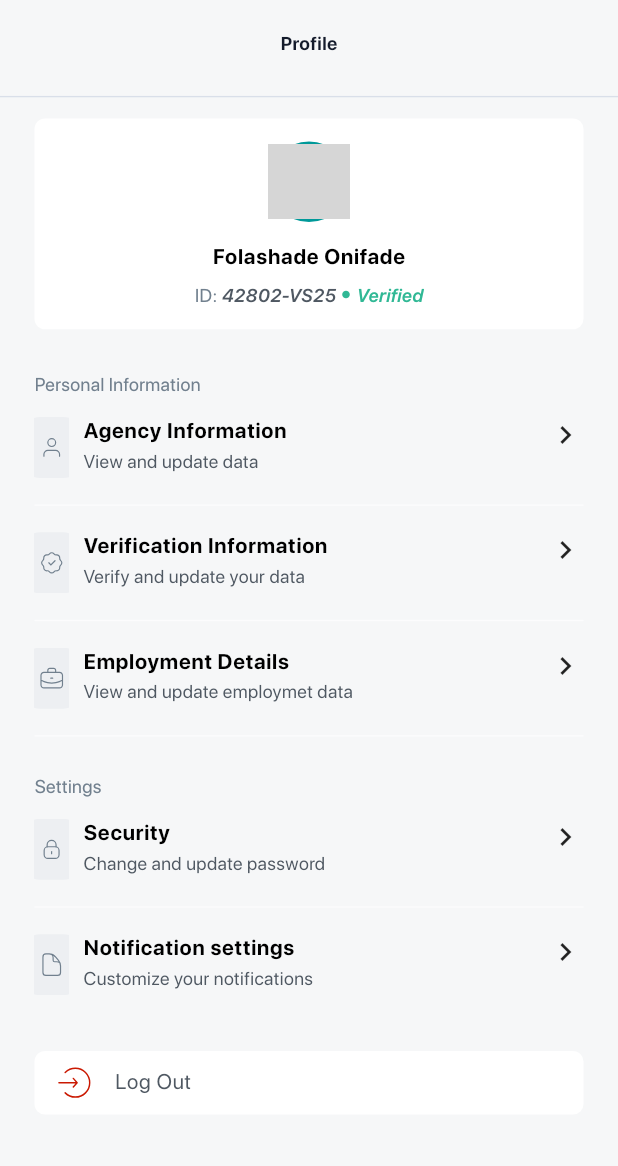
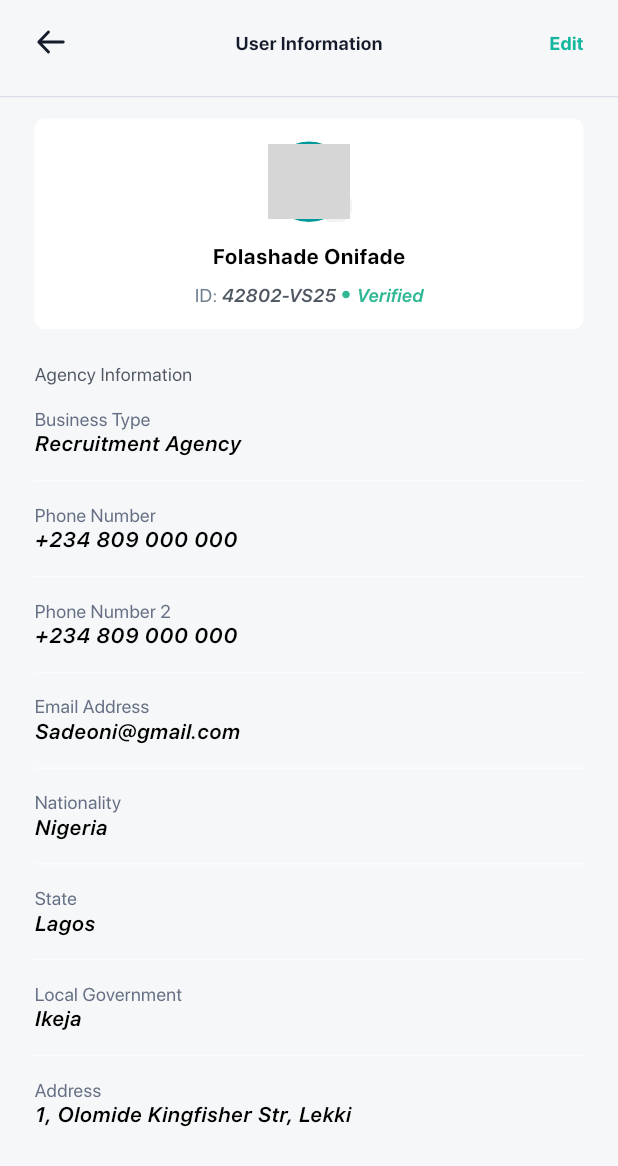
Before and after one commit to Damoscky/verifysafe-mobile, a Flutter app: the Profile screen opened directly, after a tap on "Agency Information", on a phone screen of 412 x 824 dp. Shown: the top 1166 px of the screen. Run offline on Flutter 3.47's test engine with Material 3 defaults, Android fonts, the phone set to English and light mode, and no system bars; our stand-ins replace animate_do, another_flushbar, cached_network_image, card_swiper, dio, file_picker and 22 more; missing offline and left inert: image_gallery_saver_plus, local_auth_android, local_auth_darwin, webview_flutter_android, webview_flutter_wkwebview; accounts and stored records are empty; network calls fail; project files that could hold a hidden picture were left out; grey boxes are pictures that could not be loaded.

Commit message:
UI CONVERSIONS: - show id - verification info screen - view employment details - view user information

```diff
--- a/lib/core/constants/app_asset.dart
+++ b/lib/core/constants/app_asset.dart
@@ -78,6 +78,9 @@ class AppAsset {
   static const String check2 = '$_iconDirectory/check_2.svg';
   static const String calendar = '$_iconDirectory/calendar.svg';
   static const String delete = '$_iconDirectory/delete.svg';
+  static const String capture = '$_iconDirectory/capture.svg';
+  static const String verifysafe = '$_iconDirectory/verifysafe.svg';
+  static const String bgLogo = '$_iconDirectory/bg_logo.svg';
 
 
 
--- a/lib/core/constants/named_routes.dart
+++ b/lib/core/constants/named_routes.dart
@@ -38,6 +38,11 @@ class NamedRoutes {
   static const rateApp = '/rateApp';
   static const viewWorker = '/viewWorker';
   static const viewWorkHistory = '/viewWorkHistory';
+  static const viewUserInformation = '/viewUserInformation';
+  static const verificationInformation = '/verificationInformation';
+  static const viewEmploymentDetails = '/viewEmploymentDetails';
+  static const showId = '/showId';
+
 
 
   //billing
--- a/lib/ui/pages/profile/profile.dart
+++ b/lib/ui/pages/profile/profile.dart
@@ -5,11 +5,13 @@ import 'package:verifysafe/core/constants/app_asset.dart';
 import 'package:verifysafe/core/constants/app_dimension.dart';
 import 'package:verifysafe/core/constants/app_theme/custom_color_scheme.dart';
 import 'package:verifysafe/core/constants/named_routes.dart';
-import 'package:verifysafe/core/data/enum/user_type.dart';
 import 'package:verifysafe/core/utilities/navigator.dart';
 import 'package:verifysafe/ui/pages/authentication/login.dart';
 import 'package:verifysafe/ui/pages/profile/settings/notification_settings.dart';
 import 'package:verifysafe/ui/pages/profile/settings/settings.dart';
+import 'package:verifysafe/ui/pages/profile/verification_information.dart';
+import 'package:verifysafe/ui/pages/profile/view_employment_details.dart';
+import 'package:verifysafe/ui/pages/profile/view_user_information.dart';
 import 'package:verifysafe/ui/widgets/clickable.dart';
 import 'package:verifysafe/ui/widgets/custom_appbar.dart';
 import 'package:verifysafe/ui/widgets/custom_divider.dart';
@@ -39,9 +41,12 @@ class _ProfileState extends ConsumerState<Profile> {
         showBottom: true,
       ),
       body: ListView(
-        padding: EdgeInsets.symmetric(horizontal: AppDimension.paddingLeft, vertical: 16.h),
+        padding: EdgeInsets.symmetric(
+          horizontal: AppDimension.paddingLeft,
+          vertical: 16.h,
+        ),
         children: [
-          ProfileInfoCard(userType: UserType.agency),
+          ProfileInfoCard(showIdButton: true),
           SizedBox(height: 32.h),
           Text(
             "Personal Information",
@@ -50,34 +55,48 @@ class _ProfileState extends ConsumerState<Profile> {
             ),
           ),
           SizedBox(height: 16.h),
-          if (1 + 1 ==
-              3) //todo show [Personal info] for worker [Agency info] for employer and Agency
-            ProfileActionTile(
-              title: "Personal Information",
-              subTitle: "View and update personal data",
-              asset: AppAsset.profilePersonal,
-              onPressed: () {},
-            )
-          else
-            ProfileActionTile(
-              title: "Agency Information",
-              subTitle: "View and update data",
-              asset: AppAsset.profilePersonal,
-              onPressed: () {},
-            ),
+          ProfileActionTile(
+            title: 1 + 1 == 3
+                ? "Personal Information"
+                : "Agency Information", //todo show [Personal info] for worker [Agency info] for employer and Agency
+            subTitle: 1 + 1 == 3
+                ? "View and update personal data"
+                : "View and update data",
+            asset: AppAsset.profilePersonal,
+            onPressed: () {
+              pushNavigation(
+                context: context,
+                widget: ViewUserInformation(),
+                routeName: NamedRoutes.viewUserInformation,
+              );
+            },
+          ),
+
           CustomDivider(),
           ProfileActionTile(
             title: "Verification Information",
             subTitle: "Verify and update your data",
             asset: AppAsset.profileVerification,
-            onPressed: () {},
+            onPressed: () {
+              pushNavigation(
+                context: context,
+                widget: VerificationInformation(),
+                routeName: NamedRoutes.verificationInformation,
+              );
+            },
           ),
           CustomDivider(),
           ProfileActionTile(
             title: "Employment Details",
             subTitle: "View and update employmet data",
             asset: AppAsset.profileEmployment,
-            onPressed: () {},
+            onPressed: () {
+              pushNavigation(
+                context: context,
+                widget: ViewEmploymentDetails(),
+                routeName: NamedRoutes.viewEmploymentDetails,
+              );
+            },
           ),
           if (1 + 1 == 3) //todo show for worker
             Column(
@@ -106,7 +125,11 @@ class _ProfileState extends ConsumerState<Profile> {
             subTitle: "Change and update password",
             asset: AppAsset.profileSecurity,
             onPressed: () {
-              pushNavigation(context: context, widget: Settings(),routeName: NamedRoutes.settings);
+              pushNavigation(
+                context: context,
+                widget: Settings(),
+                routeName: NamedRoutes.settings,
+              );
             },
           ),
           CustomDivider(),
@@ -115,8 +138,11 @@ class _ProfileState extends ConsumerState<Profile> {
             subTitle: "Customize your notifications",
             asset: AppAsset.profileAgency,
             onPressed: () {
-              pushNavigation(context: context, widget: NotificationSettings(),routeName: NamedRoutes.notificationSettings);
-
+              pushNavigation(
+                context: context,
+                widget: NotificationSettings(),
+                routeName: NamedRoutes.notificationSettings,
+              );
             },
           ),
           SizedBox(height: 42.h),
--- /dev/null
+++ b/lib/ui/pages/profile/view_user_information.dart
@@ -0,0 +1,91 @@
+import 'package:flutter/material.dart';
+import 'package:flutter_riverpod/flutter_riverpod.dart';
+import 'package:flutter_screenutil/flutter_screenutil.dart';
+import 'package:verifysafe/core/constants/app_dimension.dart';
+import 'package:verifysafe/core/constants/app_theme/custom_color_scheme.dart';
+import 'package:verifysafe/core/constants/color_path.dart';
+import 'package:verifysafe/core/constants/named_routes.dart';
+import 'package:verifysafe/core/utilities/navigator.dart';
+import 'package:verifysafe/ui/pages/authentication/onboarding/worker/basic_info.dart';
+import 'package:verifysafe/ui/widgets/clickable.dart';
+import 'package:verifysafe/ui/widgets/custom_appbar.dart';
+import 'package:verifysafe/ui/widgets/custom_divider.dart';
+import 'package:verifysafe/ui/widgets/data_tile.dart';
+import 'package:verifysafe/ui/widgets/profile/profile_info_card.dart';
+
+class ViewUserInformation extends ConsumerStatefulWidget {
+  const ViewUserInformation({super.key});
+
+  @override
+  ConsumerState<ViewUserInformation> createState() =>
+      _ViewUserInformationState();
+}
+
+class _ViewUserInformationState extends ConsumerState<ViewUserInformation> {
+  @override
+  Widget build(BuildContext context) {
+    final textTheme = Theme.of(context).textTheme;
+    final colorScheme = Theme.of(context).colorScheme;
+
+    return Scaffold(
+      appBar: customAppBar(
+        context: context,
+        title: 'User Information',
+        actions: [
+          Padding(
+            padding: EdgeInsets.only(right: 24.w),
+            child: Clickable(
+              onPressed: () {
+                pushNavigation(
+                  context: context,
+                  widget: BasicInfo(),
+                  routeName: NamedRoutes.basicInfo,
+                );
+              },
+              child: Text(
+                "Edit",
+                style: textTheme.bodyMedium?.copyWith(
+                  fontWeight: FontWeight.w700,
+                  color: ColorPath.meadowGreen,
+                ),
+              ),
+            ),
+          ),
+        ],
+        showBottom: true,
+      ),
+      body: ListView(
+        padding: EdgeInsets.symmetric(
+          horizontal: AppDimension.paddingLeft,
+          vertical: 16.h,
+        ),
+        children: [
+          ProfileInfoCard(canCapture: true),
+          SizedBox(height: 24.h),
+          Text(
+            "Agency Information",
+            style: textTheme.bodyMedium?.copyWith(color: colorScheme.text4),
+          ),
+          //todo::: handle data viewed based on user type
+          SizedBox(height: 16.h),
+          DataTile(title: "Business Type", data: "Recruitment Agency"),
+          CustomDivider(verticalSpace: 14),
+          DataTile(title: "Phone Number", data: "+234 809 000 000"),
+          CustomDivider(verticalSpace: 14),
+          DataTile(title: "Phone Number 2", data: "+234 809 000 000"),
+          CustomDivider(verticalSpace: 14),
+          DataTile(title: "Email Address", data: "Sadeoni@gmail.com"),
+          CustomDivider(verticalSpace: 14),
+          DataTile(title: "Nationality", data: "Nigeria"),
+          CustomDivider(verticalSpace: 14),
+          DataTile(title: "State", data: "Lagos"),
+          CustomDivider(verticalSpace: 14),
+          DataTile(title: "Local Government", data: "Ikeja"),
+          CustomDivider(verticalSpace: 14),
+          DataTile(title: "Address", data: "1, Olomide Kingfisher Str, Lekki"),
+          SizedBox(height: 32.h),
+        ],
+      ),
+    );
+  }
+}
--- a/lib/ui/widgets/custom_radio_button.dart
+++ b/lib/ui/widgets/custom_radio_button.dart
@@ -49,7 +49,7 @@ class _CustomRadioButtonState extends State<CustomRadioButton> {
           color: Colors.transparent,
           shape: BoxShape.circle,
           border: Border.all(
-            color: widget.value ? ColorPath.shamrockGreen
+            color: widget.value ? (widget.borderColor ?? ColorPath.shamrockGreen)
                 :ColorPath.mischkaGrey,
           )
         ),
@@ -58,9 +58,9 @@ class _CustomRadioButtonState extends State<CustomRadioButton> {
             duration: const Duration(milliseconds: 200),
             height: innerSize.h,
             width: innerSize.w,
-            decoration: const BoxDecoration(
+            decoration: BoxDecoration(
               shape: BoxShape.circle,
-              color: ColorPath.shamrockGreen
+              color: (widget.borderColor ?? ColorPath.shamrockGreen)
 
             ),
           ):const SizedBox(),
--- /dev/null
+++ b/lib/ui/widgets/data_tile.dart
@@ -0,0 +1,30 @@
+import 'package:flutter/material.dart';
+import 'package:verifysafe/core/constants/app_theme/custom_color_scheme.dart';
+
+class DataTile extends StatelessWidget {
+  final String title;
+  final String data;
+  const DataTile({super.key, required this.title, required this.data});
+
+  @override
+  Widget build(BuildContext context) {
+    final textTheme = Theme.of(context).textTheme;
+    final colorScheme = Theme.of(context).colorScheme;
+    return Column(
+      crossAxisAlignment: CrossAxisAlignment.start,
+      children: [
+        Text(
+          title,
+          style: textTheme.bodyMedium?.copyWith(color: colorScheme.text5),
+        ),
+        Text(
+          data,
+          style: textTheme.bodyLarge?.copyWith(
+            color: colorScheme.blackText,
+            fontWeight: FontWeight.w600,
+          ),
+        ),
+      ],
+    );
+  }
+}
--- a/lib/ui/widgets/profile/profile_info_card.dart
+++ b/lib/ui/widgets/profile/profile_info_card.dart
@@ -1,23 +1,38 @@
 import 'package:flutter/material.dart';
 import 'package:flutter_screenutil/flutter_screenutil.dart';
+import 'package:verifysafe/core/constants/app_asset.dart';
 import 'package:verifysafe/core/constants/app_theme/custom_color_scheme.dart';
 import 'package:verifysafe/core/constants/color_path.dart';
-import 'package:verifysafe/core/data/enum/user_type.dart';
+import 'package:verifysafe/core/constants/named_routes.dart';
+import 'package:verifysafe/core/utilities/image_and_doc_utils.dart';
+import 'package:verifysafe/core/utilities/navigator.dart';
+import 'package:verifysafe/ui/pages/profile/show_id.dart';
+import 'package:verifysafe/ui/widgets/clickable.dart';
 import 'package:verifysafe/ui/widgets/custom_button.dart';
+import 'package:verifysafe/ui/widgets/custom_svg.dart';
 import 'package:verifysafe/ui/widgets/display_image.dart';
 import 'package:verifysafe/ui/widgets/verifysafe_container.dart';
 
 class ProfileInfoCard extends StatelessWidget {
-  final UserType userType;
-  const ProfileInfoCard({super.key, this.userType = UserType.worker});
+  final bool showIdButton;
+  final bool canCapture;
+
+  const ProfileInfoCard({
+    super.key,
+    this.showIdButton = false,
+    this.canCapture = false,
+  });
 
   @override
   Widget build(BuildContext context) {
     final textTheme = Theme.of(context).textTheme;
     final colorScheme = Theme.of(context).colorScheme;
-    return  VerifySafeContainer(
+    return VerifySafeContainer(
       padding: EdgeInsets.all(16.w),
       child: Column(
+        children: [
+          Stack(
+            alignment: AlignmentDirectional.bottomEnd,
             children: [
               DisplayImage(
                 // image: null,
@@ -28,6 +43,17 @@ class ProfileInfoCard extends StatelessWidget {
                 borderWidth: 2.w,
                 size: 64.h,
                 borderColor: ColorPath.persianGreen,
+              ),
+              if (canCapture)
+                Clickable(
+                  onPressed: () async {
+                    // todo::: handle image edit here
+                    // final file =
+                    await ImageAndDocUtils.getImage();
+                  },
+                  child: CustomSvg(asset: AppAsset.capture),
+                ),
+            ],
           ),
           SizedBox(height: 16.h),
           Text(
@@ -77,13 +103,19 @@ class ProfileInfoCard extends StatelessWidget {
               ),
             ],
           ),
-                if (userType == UserType.worker)
+          if (showIdButton)
             Column(
               children: [
                 SizedBox(height: 8.h),
                 CustomButton(
                   buttonWidth: null,
-                        onPressed: () {},
+                  onPressed: () {
+                    pushNavigation(
+                      context: context,
+                      widget: ShowId(),
+                      routeName: NamedRoutes.showId,
+                    );
+                  },
                   buttonText: "Show my ID",
                 ),
               ],
```
Also changed, not shown: lib/ui/pages/profile/show_id.dart (added, +123 -0 lines), lib/ui/pages/profile/verification_information.dart (added, +46 -0 lines), lib/ui/pages/profile/view_employment_details.dart (added, +123 -0 lines), lib/ui/pages/workers/view_worker.dart (+1 -43 lines), lib/ui/widgets/document_widget.dart (added, +50 -0 lines), lib/ui/widgets/menu_drawer.dart (+8 -0 lines), assets/icons/bg_logo.svg (added), assets/icons/capture.svg (added), assets/icons/verifysafe.svg (added). Lines whose indentation alone changed are shown as unchanged.
